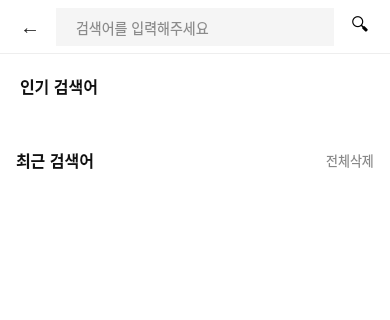
Old version of the form clients/customer_qt/client/searchwidget.ui in the repository taehyunny/its_bedalyo; both pictures show x 0 to 390 and y 0 to 320 of the 390 by 844 pixel window.
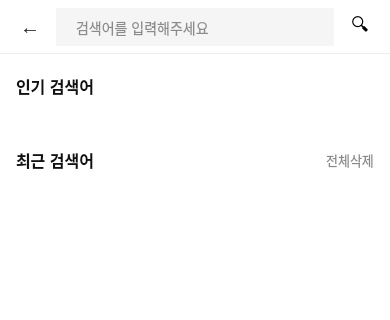
New version of the form.

Commit message: 검색위젯 기능 추가

```diff
--- a/clients/customer_qt/client/searchwidget.ui
+++ b/clients/customer_qt/client/searchwidget.ui
@@ -88,11 +88,35 @@
           <property name="bottomMargin"><number>16</number></property>
           <property name="spacing"><number>0</number></property>
           <item>
-           <widget class="QLabel" name="labelPopularTitle">
-            <property name="text"><string>인기 검색어</string></property>
-            <property name="styleSheet"><string notr="true">font-size:16px;font-weight:bold;color:#111111;padding-bottom:14px;</string></property>
-           </widget>
+           <layout class="QHBoxLayout" name="popularHeaderLayout">
+            <property name="leftMargin"><number>0</number></property>
+            <property name="topMargin"><number>0</number></property>
+            <property name="rightMargin"><number>0</number></property>
+            <property name="bottomMargin"><number>14</number></property>
+            <property name="spacing"><number>0</number></property>
+            <item>
+             <widget class="QLabel" name="labelPopularTitle">
+              <property name="text"><string>인기 검색어</string></property>
+              <property name="styleSheet"><string notr="true">font-size:16px;font-weight:bold;color:#111111;</string></property>
+             </widget>
+            </item>
+            <item>
+             <spacer name="popularHeaderSpacer">
+              <property name="orientation"><enum>Qt::Horizontal</enum></property>
+              <property name="sizeHint" stdset="0"><size><width>40</width><height>20</height></size></property>
+             </spacer>
+            </item>
+            <item>
+             <!-- 검색 위젯 진입 시점의 시간 표시 (클라이언트 로컬 시간) -->
+             <widget class="QLabel" name="labelPopularTime">
+              <property name="text"><string></string></property>
+              <property name="styleSheet"><string notr="true">font-size:12px;color:#aaaaaa;</string></property>
+              <property name="alignment"><set>Qt::AlignRight|Qt::AlignVCenter</set></property>
+             </widget>
+            </item>
+           </layout>
           </item>
+
           <item>
            <widget class="QWidget" name="popularContainer">
             <property name="styleSheet"><string notr="true">QWidget#popularContainer{background:transparent;}</string></property>
```
Left out of the diff: 2 changed lines with no effect on the pictures. The commit also changes 4 other files.
